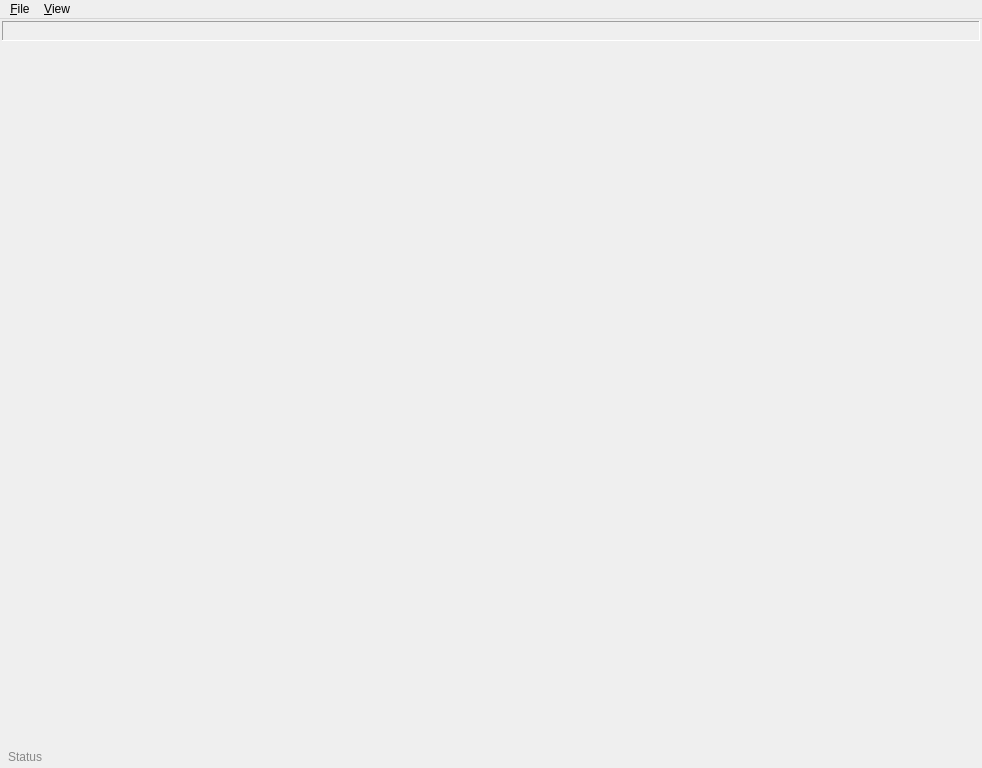
Zen-Master-SoSo/kitbash, file res/main_window.ui: the form before one commit.
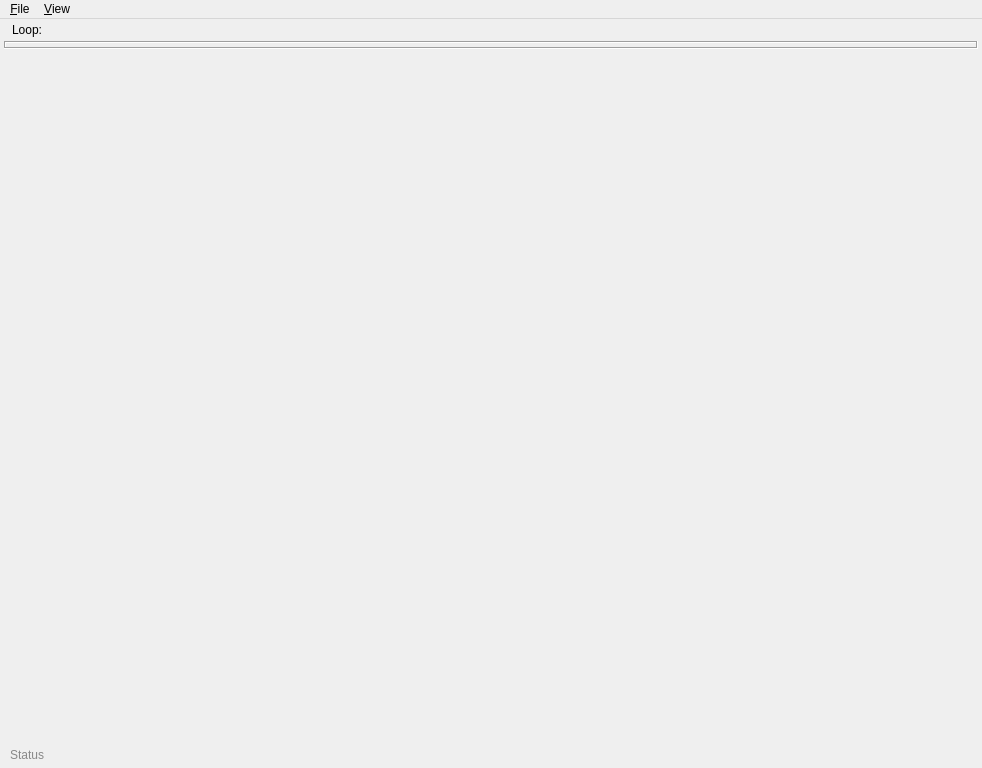
The form after the commit. Icons and pictures are not drawn.

```diff
--- a/res/main_window.ui
+++ b/res/main_window.ui
@@ -18,31 +18,60 @@
     <normaloff>musecbox-icon.png</normaloff>musecbox-icon.png</iconset>
   </property>
   <widget class="QWidget" name="centralwidget">
-   <layout class="QVBoxLayout" name="verticalLayout" stretch="0,10,0">
+   <layout class="QVBoxLayout" name="verticalLayout" stretch="0,0,10,0">
     <property name="spacing">
-     <number>2</number>
+     <number>4</number>
     </property>
     <property name="leftMargin">
-     <number>2</number>
+     <number>4</number>
     </property>
     <property name="topMargin">
-     <number>2</number>
+     <number>4</number>
     </property>
     <property name="rightMargin">
-     <number>2</number>
+     <number>4</number>
     </property>
     <property name="bottomMargin">
-     <number>2</number>
+     <number>4</number>
     </property>
+    <item>
+     <widget class="QLabel" name="label">
+      <property name="text">
+       <string>Loop:</string>
+      </property>
+      <property name="indent">
+       <number>8</number>
+      </property>
+     </widget>
+    </item>
     <item>
      <widget class="QFrame" name="frm_looper">
       <property name="frameShape">
-       <enum>QFrame::Panel</enum>
+       <enum>QFrame::Box</enum>
       </property>
       <property name="frameShadow">
        <enum>QFrame::Sunken</enum>
       </property>
-      <layout class="QHBoxLayout" name="looper_layout"/>
+      <property name="lineWidth">
+       <number>1</number>
+      </property>
+      <layout class="QHBoxLayout" name="looper_layout">
+       <property name="spacing">
+        <number>0</number>
+       </property>
+       <property name="leftMargin">
+        <number>2</number>
+       </property>
+       <property name="topMargin">
+        <number>2</number>
+       </property>
+       <property name="rightMargin">
+        <number>2</number>
+       </property>
+       <property name="bottomMargin">
+        <number>2</number>
+       </property>
+      </layout>
      </widget>
     </item>
     <item>
@@ -64,8 +93,8 @@
         <rect>
          <x>0</x>
          <y>0</y>
-         <width>978</width>
-         <height>700</height>
+         <width>974</width>
+         <height>683</height>
         </rect>
        </property>
       </widget>
```
